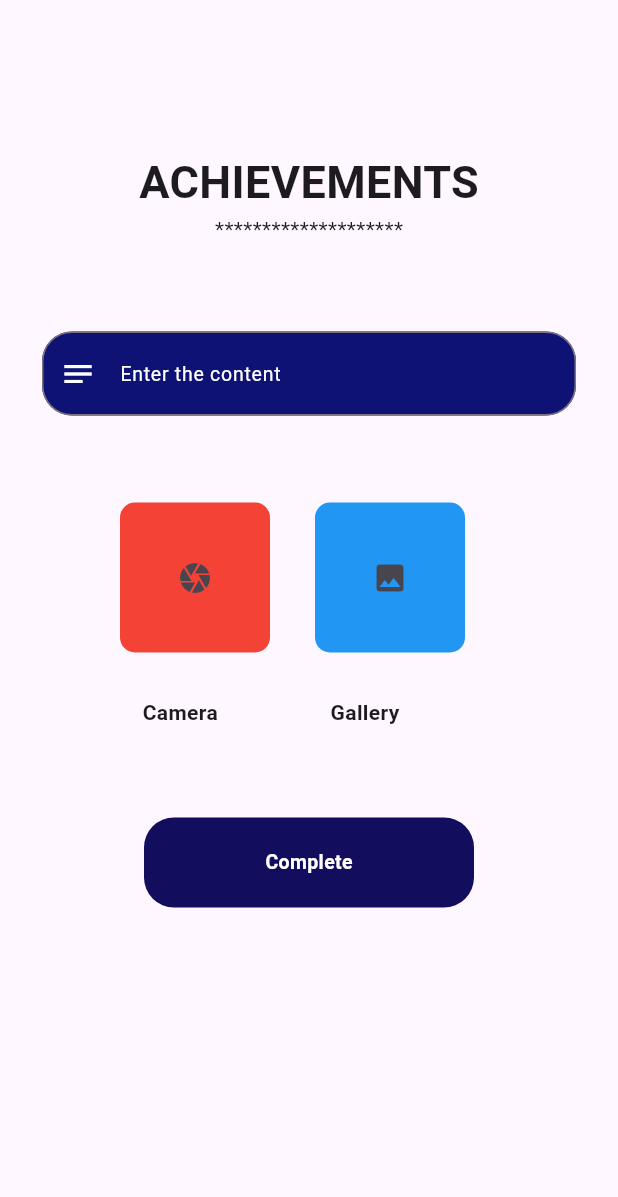
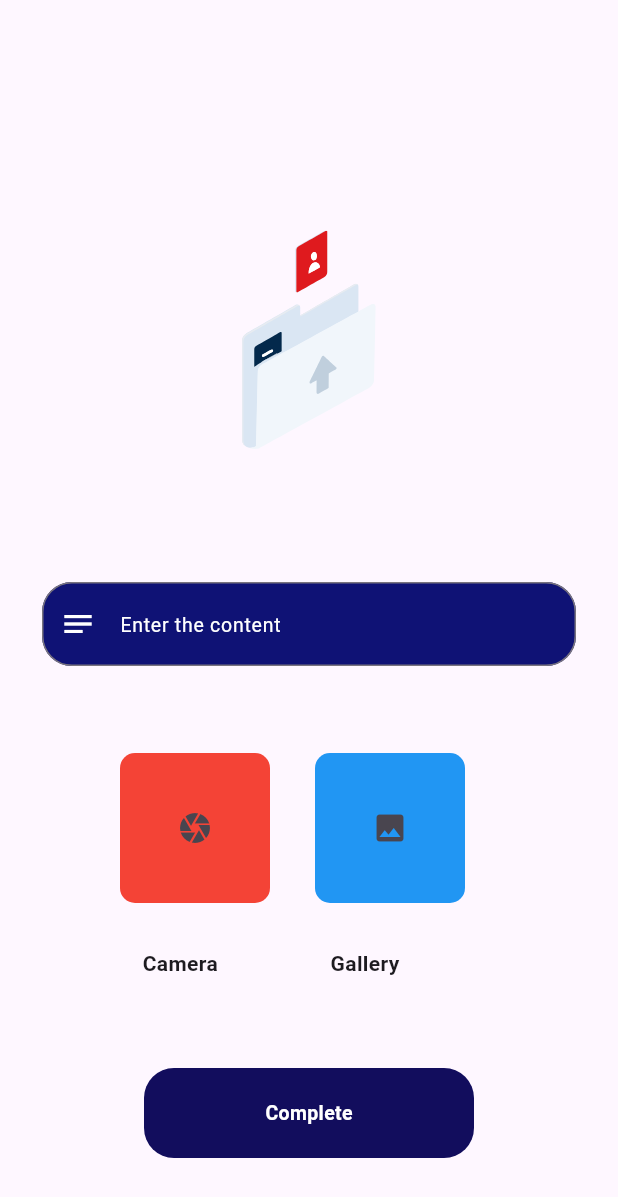
Before and after one commit to deepak-dee3/NCC-FLUTTER-APP, a Flutter app: the cadet_main_page screen opened directly, after a tap on "UPLOAD ACHIEVEMENTS", on a phone screen of 412 x 824 dp. Shown: the top 1197 px of the screen. Run offline on Flutter 3.47's test engine with Material 3 defaults, Android fonts, the phone set to English and light mode, and no system bars; our stand-ins replace animated_splash_screen, avatar_glow, cloud_firestore, firebase_auth, firebase_core, firebase_storage and 12 more; missing offline and left inert: flutter_windowmanager, metaballs; accounts and stored records are empty; project files that could hold a hidden picture were left out.

Commit message:
animation and sizedbox added

```diff
--- a/lib/ANO/ano_view_details.dart
+++ b/lib/ANO/ano_view_details.dart
@@ -99,7 +99,8 @@ class _ano_view_detailsState extends State<ano_view_details> {
             width:330,
             height: 100,
             decoration: BoxDecoration(color: Color.fromARGB(255, 39, 3, 116),borderRadius: BorderRadius.circular(20)),
-            child: Row(children: [
+            child: Row(
+              children: [
               _showShimmer?
               Shimmer.fromColors(
                 period: Duration(seconds: 3),
@@ -109,7 +110,8 @@ class _ano_view_detailsState extends State<ano_view_details> {
                             highlightColor: Colors.white,
                             child:
 
-            Text('    CADET\'S DETAILS                         ',style:TextStyle(color:Colors.blue,fontWeight: FontWeight.bold)),):  Text('    CADET\'S DETAILS                         ',style:TextStyle(color:Colors.blue,fontWeight: FontWeight.bold)),
+            Text('    CADET\'S DETAILS',style:TextStyle(color:Colors.blue,fontWeight: FontWeight.bold)),):  Text('    CADET\'S DETAILS',style:TextStyle(color:Colors.blue,fontWeight: FontWeight.bold)),
+            SizedBox(width: 125,),
             Icon(Icons.arrow_circle_right_outlined,color:Colors.blue)
         ],),)),),
 
@@ -144,7 +146,8 @@ class _ano_view_detailsState extends State<ano_view_details> {
                             highlightColor: Colors.white,
                             child:
 
-            Text(' UPLOAD CAMP / EVENT DETAILS  ',style:TextStyle(fontWeight: FontWeight.bold,color:Colors.blue)),):Text(' UPLOAD CAMP / EVENT DETAILS  ',style:TextStyle(fontWeight: FontWeight.bold,color:Colors.blue)),
+            Text(' UPLOAD CAMP / EVENT DETAILS',style:TextStyle(fontWeight: FontWeight.bold,color:Colors.blue)),):Text(' UPLOAD CAMP / EVENT DETAILS',style:TextStyle(fontWeight: FontWeight.bold,color:Colors.blue)),
+            SizedBox(width: 15,),
             Icon(Icons.arrow_circle_right_outlined,color: Colors.blue,)
           ],),)),),
 
@@ -177,7 +180,8 @@ class _ano_view_detailsState extends State<ano_view_details> {
                             highlightColor: Colors.white,
                             child:
 
-            Text('    VIEW EVENTS                                ',style:TextStyle(color:Colors.blue,fontWeight: FontWeight.bold)),):Text('    VIEW EVENTS                                ',style:TextStyle(color:Colors.blue,fontWeight: FontWeight.bold)),
+            Text('    VIEW EVENTS',style:TextStyle(color:Colors.blue,fontWeight: FontWeight.bold)),):Text('    VIEW EVENTS',style:TextStyle(color:Colors.blue,fontWeight: FontWeight.bold)),
+            SizedBox(width: 155,),
             Icon(Icons.arrow_circle_right_outlined,color:Colors.blue)
           ],),)),),
 
@@ -210,7 +214,8 @@ class _ano_view_detailsState extends State<ano_view_details> {
                             highlightColor: Colors.white,
                             child:
 
-            Text('    VIEW ACHIEVEMENTS                  ',style:TextStyle(color:Colors.blue,fontWeight: FontWeight.bold)),):Text('    VIEW ACHIEVEMENTS                  ',style:TextStyle(color:Colors.blue,fontWeight: FontWeight.bold)),
+            Text('    VIEW ACHIEVEMENTS',style:TextStyle(color:Colors.blue,fontWeight: FontWeight.bold)),):Text('    VIEW ACHIEVEMENTS',style:TextStyle(color:Colors.blue,fontWeight: FontWeight.bold)),
+            SizedBox(width: 90,),
             Icon(Icons.arrow_circle_right_outlined,color:Colors.blue)
           ],),)),),
 
--- a/lib/CADETS/cadet_main_page.dart
+++ b/lib/CADETS/cadet_main_page.dart
@@ -232,27 +232,7 @@ class _cadet_main_pageState extends State<cadet_main_page> {
             Icon(Icons.arrow_circle_right_outlined,color:Colors.blue)
           ],),)),),
 
-          Padding(padding: EdgeInsets.only(left:30,top:60),
-          child:Container(
-            width:330,
-            height: 100,
-            decoration: BoxDecoration(
-
-              color: Color.fromARGB(255, 39, 3, 116),borderRadius: BorderRadius.circular(20)),
-            child: Row(children: [
-              _showShimmer?
-              Shimmer.fromColors(
-                period: Duration(seconds: 3),
-
-
-                            baseColor: Colors.blue,
-                            highlightColor: Colors.white,
-                            child:
-
-            Text('    REPORT / ANY HELP?                ',style:TextStyle(fontWeight: FontWeight.bold,color:Colors.blue)),)
-            :Text('    REPORT / ANY HELP?                ',style:TextStyle(fontWeight: FontWeight.bold,color:Colors.blue)),
-            Icon(Icons.arrow_circle_right_outlined,color:Colors.blue)
-          ],),)),
+          SizedBox(height: 30,),
         ],)
       )
     ))
--- a/lib/CADETS/cadet_upload_achievements.dart
+++ b/lib/CADETS/cadet_upload_achievements.dart
@@ -8,6 +8,7 @@ import 'package:image_picker/image_picker.dart';
 import 'package:ncc/ANO/ano_view_details.dart';
 import 'package:ncc/CADETS/cadet_main_page.dart';
 import 'package:ncc/Notification/notification.dart';
+import 'package:lottie/lottie.dart';
 
 class cadet_upload_achievements extends StatefulWidget{
   @override
@@ -95,14 +96,20 @@ class _cadet_upload_achievementsState extends State<cadet_upload_achievements> {
       },
       child:
      Scaffold(
-      body: Container(
+      body: SingleChildScrollView(
+        scrollDirection: Axis.vertical,
+        child:Container(
         child: Column(
           children: [
-            SizedBox(height: 100),
+            SizedBox(height: 80),
 
 
-            Text('ACHIEVEMENTS',style:TextStyle(fontSize: 30,fontWeight: FontWeight.bold)),
-            Text('********************'),
+            Container(
+            height: 250,
+            width: 100,child:Transform.scale(
+            scale: 1.5,
+
+            child:Lottie.asset('assets/animation/Animation - 1721312844095.json')),),
             SizedBox(height: 30,),
             Padding(
               padding: EdgeInsets.all(28),
@@ -195,6 +202,6 @@ class _cadet_upload_achievementsState extends State<cadet_upload_achievements> {
       ),
     )
 
-    );
+    ));
   }
 }
```
